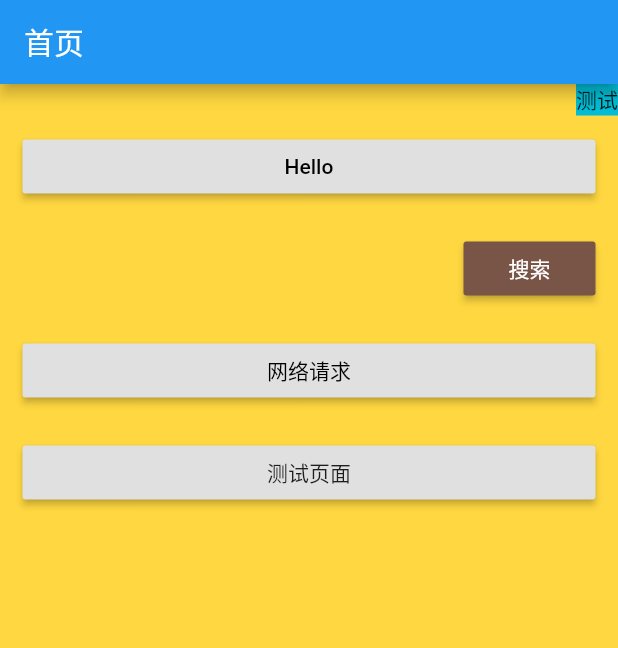
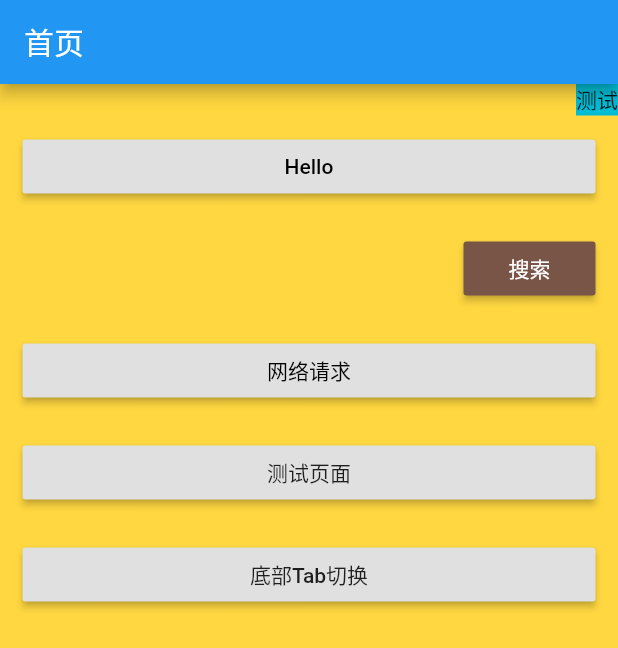
Before and after one commit to xionghaoo/flutter_demo, a Flutter app: the screen it shows after launch, on a phone screen of 412 x 824 dp. Shown: the top 648 px of the screen. Run offline on Flutter 3.47's test engine with Material 2 defaults, Android fonts, the phone set to English and light mode, and no system bars; generated files the repository leaves out were written again.

```diff
--- a/lib/home.dart
+++ b/lib/home.dart
@@ -1,4 +1,5 @@
 import 'package:flutter/material.dart';
+import 'package:flutter_demo/screen/bottom_tabs.dart';
 import 'package:flutter_demo/screen/network.dart';
 import 'package:flutter_demo/screen/test.dart';
 import 'package:flutter_demo/search.dart';
@@ -88,6 +89,18 @@ class _HomePageState extends State<HomePage> {
                   },
                 ),
               ),
+            ),
+            Container(
+              width: MediaQuery.of(context).size.width,
+              child: Padding(
+                padding: EdgeInsets.fromLTRB(15, 10, 15, 10),
+                child: RaisedButton(
+                  child: Text("底部Tab切换"),
+                  onPressed: () {
+                    Navigator.of(context).push(MaterialPageRoute(builder: (context) => BottomTabsPage()));
+                  },
+                ),
+              ),
             )
           ],
         ),
```
Also changed, not shown: lib/screen/bottom_tabs.dart (added, +59 -0 lines).
